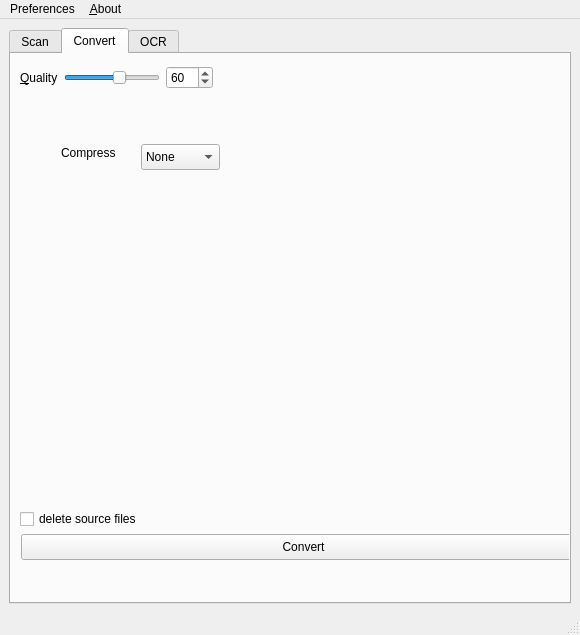
LX-SBT/QtScanImage, file qtscanimage.ui: the form before one commit.
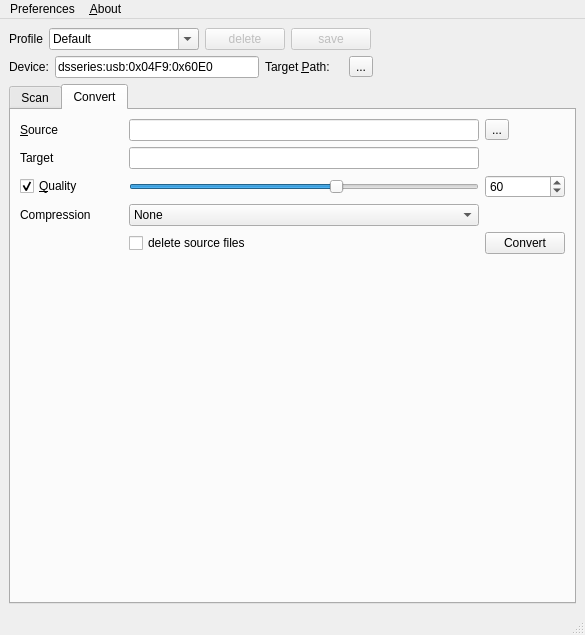
The form after the commit. The open tabs and pages were chosen to show the change.

The edit to the form file:
```diff
--- a/qtscanimage.ui
+++ b/qtscanimage.ui
@@ -9,20 +9,20 @@
    <rect>
     <x>0</x>
     <y>0</y>
-    <width>580</width>
+    <width>585</width>
     <height>635</height>
    </rect>
   </property>
   <property name="minimumSize">
    <size>
-    <width>580</width>
+    <width>585</width>
     <height>635</height>
    </size>
   </property>
   <property name="maximumSize">
    <size>
-    <width>580</width>
-    <height>635</height>
+    <width>585</width>
+    <height>636</height>
    </size>
   </property>
   <property name="windowTitle">
@@ -37,30 +37,6 @@
   <widget class="QWidget" name="centralwidget">
    <layout class="QVBoxLayout" name="verticalLayout_3">
     <item>
-     <layout class="QHBoxLayout" name="horizontalLayout_8">
-      <item>
-       <widget class="QTabWidget" name="tabWidget">
-        <property name="autoFillBackground">
-         <bool>false</bool>
-        </property>
-        <property name="currentIndex">
-         <number>0</number>
-        </property>
-        <property name="documentMode">
-         <bool>false</bool>
-        </property>
-        <property name="tabsClosable">
-         <bool>false</bool>
-        </property>
-        <property name="tabBarAutoHide">
-         <bool>false</bool>
-        </property>
-        <widget class="QWidget" name="tab_scan">
-         <attribute name="title">
-          <string>Scan</string>
-         </attribute>
-         <layout class="QVBoxLayout" name="verticalLayout_4">
-          <item>
            <layout class="QHBoxLayout" name="horizontalLayout_9">
             <item>
              <widget class="QLabel" name="label_profile">
@@ -190,6 +166,30 @@
            </layout>
           </item>
           <item>
+     <layout class="QHBoxLayout" name="horizontalLayout_8">
+      <item>
+       <widget class="QTabWidget" name="tabWidget">
+        <property name="autoFillBackground">
+         <bool>false</bool>
+        </property>
+        <property name="currentIndex">
+         <number>1</number>
+        </property>
+        <property name="documentMode">
+         <bool>false</bool>
+        </property>
+        <property name="tabsClosable">
+         <bool>false</bool>
+        </property>
+        <property name="tabBarAutoHide">
+         <bool>false</bool>
+        </property>
+        <widget class="QWidget" name="tab_scan">
+         <attribute name="title">
+          <string>Scan</string>
+         </attribute>
+         <layout class="QVBoxLayout" name="verticalLayout_4">
+          <item>
            <layout class="QHBoxLayout" name="horizontalLayout_7">
             <item>
              <layout class="QVBoxLayout" name="verticalLayout_2">
@@ -849,44 +849,35 @@
          <attribute name="title">
           <string>Convert</string>
          </attribute>
-         <widget class="QCheckBox" name="checkBox_del_sf">
-          <property name="geometry">
-           <rect>
-            <x>9</x>
-            <y>453</y>
-            <width>138</width>
-            <height>24</height>
-           </rect>
-          </property>
-          <property name="toolTip">
-           <string>&lt;html&gt;&lt;head/&gt;&lt;body&gt;&lt;p&gt;delete source files after convertion&lt;/p&gt;&lt;/body&gt;&lt;/html&gt;</string>
-          </property>
-          <property name="text">
-           <string>delete source files</string>
-          </property>
-         </widget>
-         <widget class="QLabel" name="label_compress">
-          <property name="geometry">
-           <rect>
-            <x>50</x>
-            <y>90</y>
-            <width>59</width>
-            <height>18</height>
-           </rect>
-          </property>
-          <property name="text">
-           <string>Compress</string>
-          </property>
-         </widget>
+         <layout class="QGridLayout" name="gridLayout">
+          <item row="5" column="2">
+           <spacer name="verticalSpacer_3">
+            <property name="orientation">
+             <enum>Qt::Vertical</enum>
+            </property>
+            <property name="sizeHint" stdset="0">
+             <size>
+              <width>20</width>
+              <height>40</height>
+             </size>
+            </property>
+           </spacer>
+          </item>
+          <item row="2" column="6">
+           <widget class="QSpinBox" name="spinBox__quality">
+            <property name="minimum">
+             <number>1</number>
+            </property>
+            <property name="maximum">
+             <number>100</number>
+            </property>
+            <property name="value">
+             <number>60</number>
+            </property>
+           </widget>
+          </item>
+          <item row="3" column="3">
          <widget class="QComboBox" name="comboBox_compress">
-          <property name="geometry">
-           <rect>
-            <x>130</x>
-            <y>90</y>
-            <width>79</width>
-            <height>26</height>
-           </rect>
-          </property>
           <item>
            <property name="text">
             <string notr="true">None</string>
@@ -938,27 +929,25 @@
            </property>
           </item>
          </widget>
-         <widget class="QWidget" name="layoutWidget">
-          <property name="geometry">
-           <rect>
-            <x>9</x>
-            <y>9</y>
-            <width>193</width>
-            <height>29</height>
-           </rect>
-          </property>
-          <layout class="QHBoxLayout" name="horizontalLayout_12">
-           <item>
-            <widget class="QLabel" name="label_quality">
+          </item>
+          <item row="2" column="0" colspan="3">
+           <widget class="QCheckBox" name="checkBox_quality">
              <property name="text">
               <string>&amp;Quality</string>
              </property>
-             <property name="buddy">
-              <cstring>spinBox__quality</cstring>
+            <property name="checked">
+             <bool>true</bool>
              </property>
             </widget>
            </item>
-           <item>
+          <item row="3" column="0">
+           <widget class="QLabel" name="label_compress">
+            <property name="text">
+             <string>Compression</string>
+            </property>
+           </widget>
+          </item>
+          <item row="2" column="3">
             <widget class="QSlider" name="horizontalSlider_quality">
              <property name="minimum">
               <number>1</number>
@@ -974,65 +963,54 @@
              </property>
             </widget>
            </item>
-           <item>
-            <widget class="QSpinBox" name="spinBox__quality">
-             <property name="minimum">
-              <number>1</number>
-             </property>
-             <property name="maximum">
-              <number>100</number>
-             </property>
-             <property name="value">
-              <number>60</number>
+          <item row="0" column="6">
+           <widget class="QToolButton" name="toolButton_getSourceFile">
+            <property name="text">
+             <string>...</string>
              </property>
             </widget>
            </item>
-          </layout>
-         </widget>
+          <item row="4" column="6">
          <widget class="QPushButton" name="pushButton_convert">
-          <property name="geometry">
-           <rect>
-            <x>10</x>
-            <y>480</y>
-            <width>565</width>
-            <height>26</height>
-           </rect>
-          </property>
           <property name="text">
            <string>Convert</string>
           </property>
          </widget>
-        </widget>
-        <widget class="QWidget" name="tab_ocr">
-         <attribute name="title">
-          <string>OCR</string>
-         </attribute>
-         <widget class="QCheckBox" name="checkBox">
-          <property name="geometry">
-           <rect>
-            <x>10</x>
-            <y>40</y>
-            <width>82</width>
-            <height>23</height>
-           </rect>
+          </item>
+          <item row="4" column="3">
+           <widget class="QCheckBox" name="checkBox_del_sf">
+            <property name="toolTip">
+             <string>&lt;html&gt;&lt;head/&gt;&lt;body&gt;&lt;p&gt;delete source files after convertion&lt;/p&gt;&lt;/body&gt;&lt;/html&gt;</string>
           </property>
           <property name="text">
-           <string>OCR</string>
-          </property>
-         </widget>
-         <widget class="QLabel" name="label_2">
-          <property name="geometry">
-           <rect>
-            <x>10</x>
-            <y>10</y>
-            <width>201</width>
-            <height>17</height>
-           </rect>
-          </property>
+             <string>delete source files</string>
+            </property>
+           </widget>
+          </item>
+          <item row="0" column="3">
+           <widget class="QLineEdit" name="lineEdit_source"/>
+          </item>
+          <item row="0" column="0">
+           <widget class="QLabel" name="label_source">
+            <property name="text">
+             <string>&amp;Source</string>
+            </property>
+            <property name="buddy">
+             <cstring>lineEdit_source</cstring>
+            </property>
+           </widget>
+          </item>
+          <item row="1" column="0">
+           <widget class="QLabel" name="label_target">
           <property name="text">
-           <string>optical character recognition</string>
-          </property>
-         </widget>
+             <string>Target</string>
+            </property>
+           </widget>
+          </item>
+          <item row="1" column="3">
+           <widget class="QLineEdit" name="lineEdit_target"/>
+          </item>
+         </layout>
         </widget>
        </widget>
       </item>
@@ -1045,7 +1023,7 @@
     <rect>
      <x>0</x>
      <y>0</y>
-     <width>580</width>
+     <width>585</width>
      <height>23</height>
     </rect>
    </property>
```
Left out of the diff: 683 changed lines with no effect on the pictures. Lines whose indentation alone changed are shown as unchanged.
